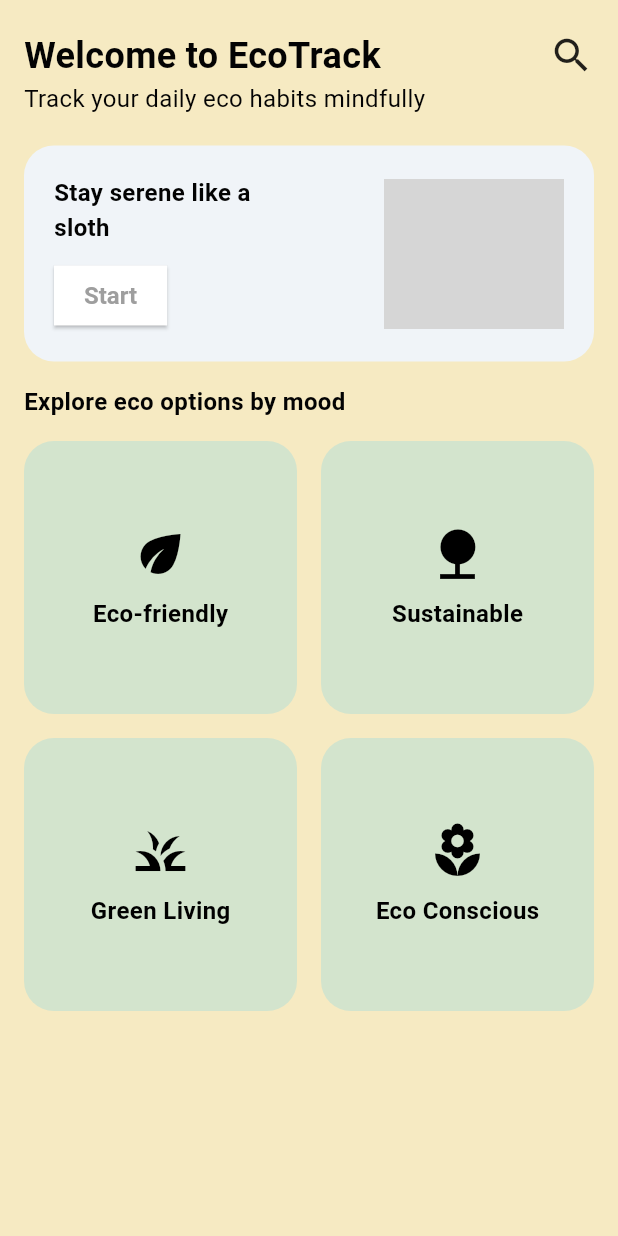
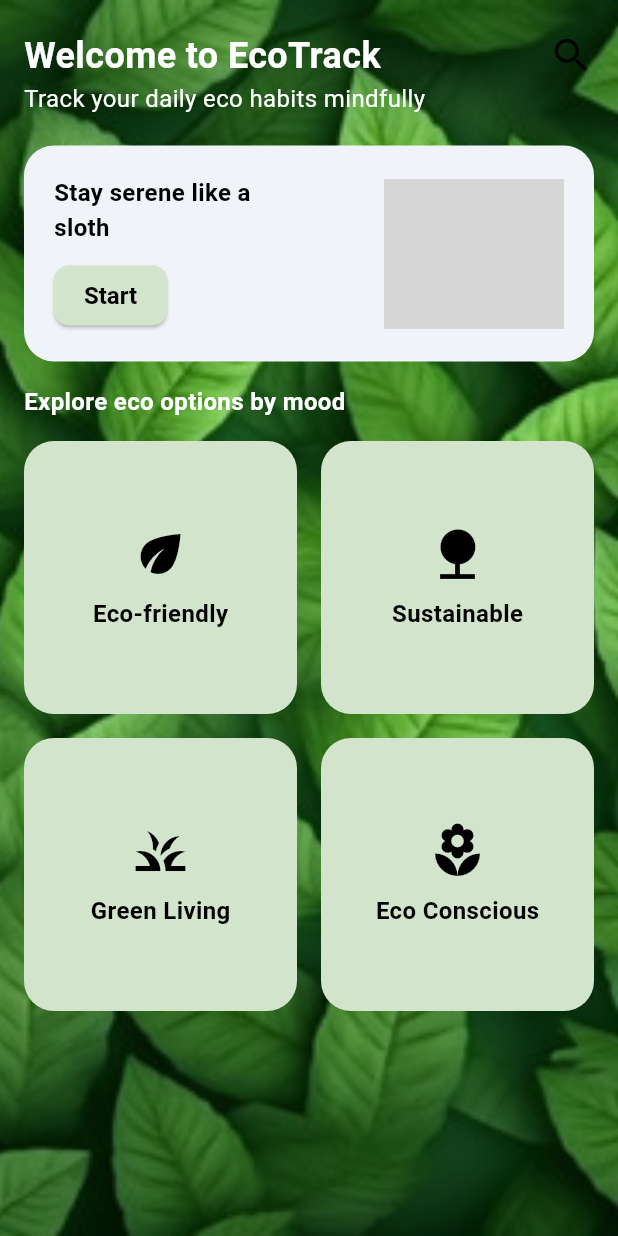
Before and after one commit to kruti002/carbon_emission, a Flutter app: the HomeScreen screen opened directly, on a phone screen of 412 x 824 dp. Run offline on Flutter 3.47's test engine with Material 3 defaults, Android fonts, the phone set to English and light mode, and no system bars; our stand-ins replace file_picker, fl_chart, google_fonts, image_picker; network calls fail; Roboto replaces fonts that are missing (Aleo); grey boxes are pictures that could not be loaded.

Commit message:
mid integration push

```diff
--- a/carbon/lib/ecoactivities.dart
+++ b/carbon/lib/ecoactivities.dart
@@ -1,5 +1,6 @@
 import 'package:flutter/material.dart';
-import 'package:carbon/fonts.dart';
+
+import 'fonts.dart';
 
 class EcoActivities extends StatelessWidget {
   const EcoActivities({super.key});
--- a/carbon/lib/envimpactscreen.dart
+++ b/carbon/lib/envimpactscreen.dart
@@ -1,5 +1,5 @@
 import 'package:flutter/material.dart';
-import 'package:carbon/constants.dart';
+import 'constants.dart';
 
 class EnvironmentalImpactScreen extends StatefulWidget {
   @override
--- a/carbon/lib/fonts.dart
+++ b/carbon/lib/fonts.dart
@@ -4,20 +4,20 @@ import 'package:google_fonts/google_fonts.dart';
 final TextStyle minSize = GoogleFonts.aleo(
   fontSize: 14,
   fontWeight: FontWeight.normal,
-  color: Color(0xff030303),
+  color: Colors.white,
 );
 final TextStyle normalSize = GoogleFonts.aleo(
   fontSize: 16,
   fontWeight: FontWeight.normal,
-  color: Color(0xff030303),
+  color: Colors.white,
 );
 final TextStyle midSize = GoogleFonts.aleo(
   fontSize: 16,
   fontWeight: FontWeight.w600,
-  color: Color(0xff030303),
+  color: Colors.white,
 );
 final TextStyle heading = GoogleFonts.aleo(
   fontSize: 24,
   fontWeight: FontWeight.bold,
-  color: Color(0xff030303),
+  color: Colors.white,
 );
--- a/carbon/lib/home.dart
+++ b/carbon/lib/home.dart
@@ -11,7 +11,15 @@ class HomeScreen extends StatelessWidget {
   Widget build(BuildContext context) {
     return Scaffold(
       backgroundColor: backgroundColor,
-      body: Padding(
+      body: Stack(children: [
+        Container(
+            height: MediaQuery.of(context).size.height,
+            width: MediaQuery.of(context).size.width,
+            child: Image.asset(
+              'assets/background.jpg',
+              fit: BoxFit.cover,
+            )),
+        Padding(
           padding: const EdgeInsets.symmetric(horizontal: 16.0, vertical: 20),
           child: Column(
             crossAxisAlignment: CrossAxisAlignment.start,
@@ -44,7 +52,7 @@ class HomeScreen extends StatelessWidget {
                           width: 150,
                           child: Text(
                             "Stay serene like a sloth",
-                          style: midSize,
+                            style: midSize.copyWith(color: Colors.black),
                           ),
                         ),
                         const SizedBox(height: 10),
@@ -58,18 +66,19 @@ class HomeScreen extends StatelessWidget {
                             );
                           },
                           style: ElevatedButton.styleFrom(
-                          backgroundColor: Colors.white,
-                          padding:
-                              const EdgeInsets.symmetric(horizontal: 20, vertical: 4),
+                            backgroundColor: const Color(0xFFD3E4CD),
+                            padding: const EdgeInsets.symmetric(
+                                horizontal: 20, vertical: 4),
                             textStyle: normalSize,
                             shape: RoundedRectangleBorder(
-                            borderRadius: BorderRadius.circular(0),
+                              borderRadius: BorderRadius.circular(10),
                             ),
                           ),
                           child: const Text(
                             'Start',
                             style: TextStyle(
-                              color: Colors.grey, fontWeight: FontWeight.bold),
+                                color: Colors.black,
+                                fontWeight: FontWeight.bold),
                           ),
                         ),
                       ],
@@ -93,13 +102,15 @@ class HomeScreen extends StatelessWidget {
                     EcoFriendlySquare(icon: Icons.eco, text: 'Eco-friendly'),
                     EcoFriendlySquare(icon: Icons.nature, text: 'Sustainable'),
                     EcoFriendlySquare(icon: Icons.grass, text: 'Green Living'),
-                  EcoFriendlySquare(icon: Icons.local_florist, text: 'Eco Conscious'),
+                    EcoFriendlySquare(
+                        icon: Icons.local_florist, text: 'Eco Conscious'),
                   ],
                 ),
               ),
             ],
           ),
         ),
+      ]),
     );
   }
 }
--- a/carbon/lib/insights.dart
+++ b/carbon/lib/insights.dart
@@ -1,5 +1,5 @@
 import 'package:flutter/material.dart';
-import 'package:carbon/fonts.dart';
+import 'fonts.dart';
 
 class Insights extends StatelessWidget {
   const Insights({super.key});
--- a/carbon/lib/new_profile.dart
+++ b/carbon/lib/new_profile.dart
@@ -4,9 +4,8 @@ class EcoTrackInsightsScreen extends StatelessWidget {
   @override
   Widget build(BuildContext context) {
     return Scaffold(
-      backgroundColor: Colors.grey[900],
-      body: SafeArea(
-        child: Padding(
+
+      body: Padding(
         padding: const EdgeInsets.all(16.0),
         child: Column(
           crossAxisAlignment: CrossAxisAlignment.start,
@@ -31,7 +30,6 @@ class EcoTrackInsightsScreen extends StatelessWidget {
             const Spacer(),
             _buildBottomNavBar(),
           ],
-          ),
         ),
       ),
     );
--- a/carbon/lib/overallprogress.dart
+++ b/carbon/lib/overallprogress.dart
@@ -1,5 +1,5 @@
 import 'package:flutter/material.dart';
-import 'package:carbon/fonts.dart';
+import 'fonts.dart';
 
 class OverallProgress extends StatelessWidget {
   const OverallProgress({super.key});
--- a/carbon/lib/tips.dart
+++ b/carbon/lib/tips.dart
@@ -1,5 +1,5 @@
 import 'package:flutter/material.dart';
-import 'package:carbon/fonts.dart';
+import 'fonts.dart';
 
 class TipsToReduce extends StatelessWidget {
   const TipsToReduce({super.key});
@@ -17,7 +17,7 @@ class TipsToReduce extends StatelessWidget {
             crossAxisAlignment: CrossAxisAlignment.start,
             children: [
               TipsBox("Transportation", "Consider biking or using public transport to reduce your carbon footprint."),
-              const TipsBox("Home Energy", "Switch to energy-efficient appliances and use smart thermostats."),
+              TipsBox("Home Energy", "Switch to energy-efficient appliances and use smart thermostats."),
               TipsBox("Food", "Opt for locally sourced and seasonal produce to lower transportation emissions."),
             ],
           ),
--- a/carbon/pubspec.yaml
+++ b/carbon/pubspec.yaml
@@ -1,4 +1,4 @@
-name: carbon
+name: eco_track
 description: "A new Flutter project."
 # The following line prevents the package from being accidentally published to
 # pub.dev using `flutter pub publish`. This is preferred for private packages.
```
Also changed, not shown: carbon/lib/charts_example.dart (+4 -4 lines), carbon/lib/insightstips.dart (+4 -5 lines), carbon/lib/leader.dart (+41 -13 lines), carbon/lib/main.dart (+24 -10 lines), carbon/lib/profile.dart (deleted, +0 -99 lines), carbon/assets/background.jpg (added). Lines whose indentation alone changed are shown as unchanged.
